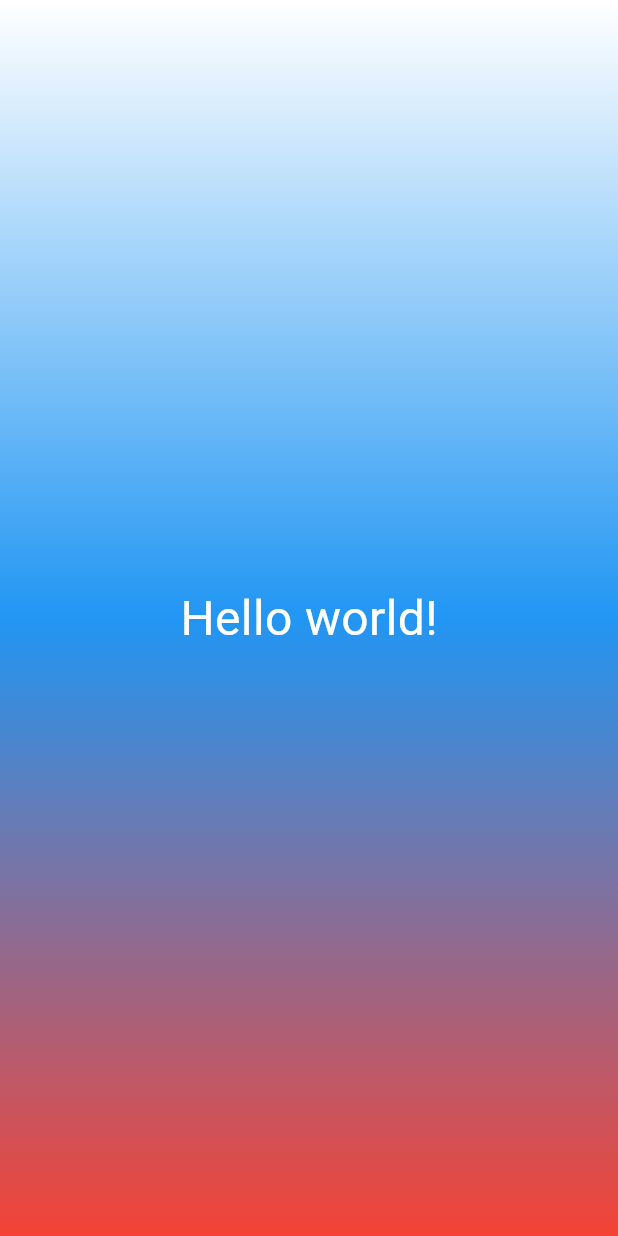
After one commit to EsmiraiSEN/Flutter_Widgets, a Flutter app: the screen it shows after launch, on a phone screen of 412 x 824 dp. The commit adds this screen. Run offline on Flutter 3.47's test engine with Material 3 defaults, Android fonts, the phone set to English and light mode, and no system bars.

Commit message:
Extract GradientContainer to a separate file

```diff
--- /dev/null
+++ b/lib/gradient_container.dart
@@ -0,0 +1,31 @@
+import 'package:flutter/material.dart';
+
+class GradientContainer extends StatelessWidget {
+  const GradientContainer({super.key});
+
+  @override
+  Widget build(BuildContext context) {
+    return Container(
+      decoration: BoxDecoration(
+        gradient: LinearGradient(
+          colors: [
+            Colors.white,
+            Colors.blue,
+            Colors.red,
+          ],
+          begin: Alignment.topCenter,
+          end: Alignment.bottomCenter,
+        ), // LinearGradient
+      ), // BoxDecoration
+      child: Center(
+        child: Text(
+          "Hello world!",
+          style: TextStyle(
+            color: Colors.white,
+            fontSize: 32,
+          ), // TextStyle
+        ), // Text
+      ), // Center
+    ); // Container
+  }
+}
--- a/lib/main.dart
+++ b/lib/main.dart
@@ -1,32 +1,12 @@
 import 'package:flutter/material.dart';
+import 'gradient_container.dart';
 
 void main() {
   runApp(
     MaterialApp(
       debugShowCheckedModeBanner: false,
       home: Scaffold(
-        body: Container(
-          decoration: BoxDecoration(
-            gradient: LinearGradient(
-              colors: [
-                Colors.white,
-                Colors.blue,
-                Colors.red,
-              ],
-              begin: Alignment.topCenter,
-              end: Alignment.bottomCenter,
-            ),
-          ),
-          child: Center(
-            child: Text(
-              "Hello world!",
-              style: TextStyle(
-                color: Colors.white,
-                fontSize: 32,
-              ),
-            ),
-          ),
-        ),
+        body: GradientContainer(),
       ),
     ),
   );
```
Also changed, not shown: img/step3_Isenbekova.png (added).
